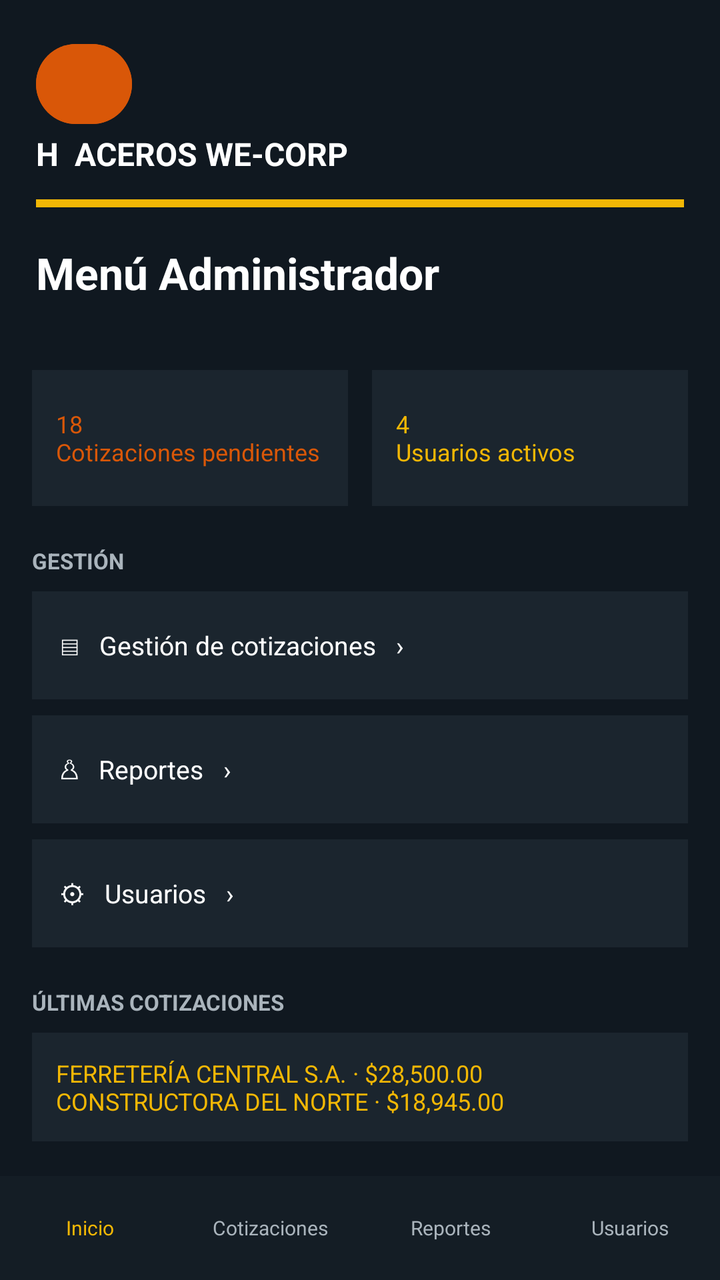
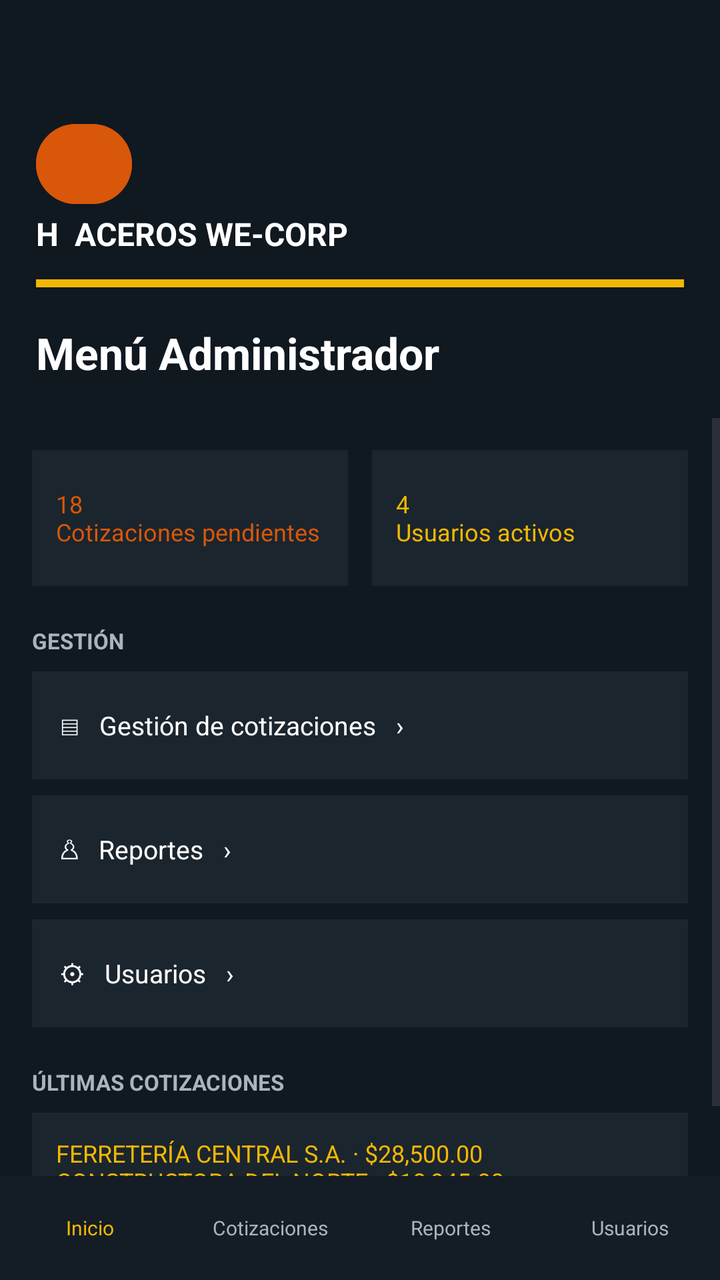

The first picture is an Android layout as it rendered before a commit; the second is the same layout after the commit. The layout source and the unified diff follow.
<!-- AndroidManifest.xml: application theme Theme.Aceroswecorp -->
<!-- res/layout/activity_menu_administrador.xml -->
<?xml version="1.0" encoding="utf-8"?>
<LinearLayout xmlns:android="http://schemas.android.com/apk/res/android"
    android:id="@+id/screen_root"
    android:layout_width="match_parent"
    android:layout_height="match_parent"
    android:background="#101820"
    android:orientation="vertical">

    <LinearLayout
        android:layout_width="match_parent"
        android:layout_height="wrap_content"
        android:orientation="vertical"
        android:padding="18dp">

        <Button
            android:id="@+id/screen_back"
            android:layout_width="48dp"
            android:layout_height="48dp"
            android:backgroundTint="#D95708"
            android:contentDescription="@string/back"
            android:text="@string/back_arrow"
            android:textColor="#FFFFFF"
            android:textSize="24sp" />

        <TextView android:layout_width="match_parent" android:layout_height="wrap_content" android:text="H  ACEROS WE-CORP" android:textColor="#FFFFFF" android:textSize="16sp" android:textStyle="bold" />
        <TextView android:layout_width="match_parent" android:layout_height="4dp" android:layout_marginTop="12dp" android:background="#F2B705" />
        <TextView android:layout_width="match_parent" android:layout_height="wrap_content" android:layout_marginTop="18dp" android:text="Menú Administrador" android:textColor="#FFFFFF" android:textSize="22sp" android:textStyle="bold" />
    </LinearLayout>

    <ScrollView
        android:layout_width="match_parent"
        android:layout_height="0dp"
        android:layout_weight="1">

        <LinearLayout
            android:layout_width="match_parent"
            android:layout_height="wrap_content"
            android:orientation="vertical"
            android:padding="16dp">

            <LinearLayout android:layout_width="match_parent" android:layout_height="wrap_content" android:orientation="horizontal">
                <TextView android:layout_width="0dp" android:layout_height="68dp" android:layout_marginEnd="6dp" android:layout_weight="1" android:background="#1B252E" android:gravity="center_vertical" android:padding="12dp" android:text="18&#10;Cotizaciones pendientes" android:textColor="#D95708" android:textSize="12sp" />
                <TextView android:layout_width="0dp" android:layout_height="68dp" android:layout_marginStart="6dp" android:layout_weight="1" android:background="#1B252E" android:gravity="center_vertical" android:padding="12dp" android:text="4&#10;Usuarios activos" android:textColor="#F2B705" android:textSize="12sp" />
            </LinearLayout>

            <TextView android:layout_width="match_parent" android:layout_height="wrap_content" android:layout_marginTop="20dp" android:text="GESTIÓN" android:textColor="#AAB4BC" android:textSize="11sp" android:textStyle="bold" />
            <TextView android:id="@+id/admin_quotes" android:layout_width="match_parent" android:layout_height="54dp" android:layout_marginTop="8dp" android:background="#1B252E" android:clickable="true" android:focusable="true" android:gravity="center_vertical" android:padding="14dp" android:text="▤   Gestión de cotizaciones   ›" android:textColor="#FFFFFF" android:textSize="13sp" />
            <TextView android:id="@+id/admin_reports" android:layout_width="match_parent" android:layout_height="54dp" android:layout_marginTop="8dp" android:background="#1B252E" android:clickable="true" android:focusable="true" android:gravity="center_vertical" android:padding="14dp" android:text="♙   Reportes   ›" android:textColor="#FFFFFF" android:textSize="13sp" />
            <TextView android:id="@+id/admin_users" android:layout_width="match_parent" android:layout_height="54dp" android:layout_marginTop="8dp" android:background="#1B252E" android:clickable="true" android:focusable="true" android:gravity="center_vertical" android:padding="14dp" android:text="⚙   Usuarios   ›" android:textColor="#FFFFFF" android:textSize="13sp" />

            <TextView android:layout_width="match_parent" android:layout_height="wrap_content" android:layout_marginTop="20dp" android:text="ÚLTIMAS COTIZACIONES" android:textColor="#AAB4BC" android:textSize="11sp" android:textStyle="bold" />
            <TextView android:layout_width="match_parent" android:layout_height="wrap_content" android:layout_marginTop="8dp" android:background="#1B252E" android:padding="12dp" android:text="FERRETERÍA CENTRAL S.A. · $28,500.00&#10;CONSTRUCTORA DEL NORTE · $18,945.00" android:textColor="#F2B705" android:textSize="12sp" />
        </LinearLayout>
    </ScrollView>

    <LinearLayout android:layout_width="match_parent" android:layout_height="52dp" android:background="#141D25" android:gravity="center" android:orientation="horizontal">
        <TextView android:id="@+id/nav_inicio" android:layout_width="0dp" android:layout_height="match_parent" android:layout_weight="1" android:gravity="center" android:text="Inicio" android:textColor="#F2B705" android:textSize="10sp" />
        <TextView android:id="@+id/nav_cotizaciones" android:layout_width="0dp" android:layout_height="match_parent" android:layout_weight="1" android:gravity="center" android:text="Cotizaciones" android:textColor="#AAB4BC" android:textSize="10sp" />
        <TextView android:id="@+id/nav_reportes" android:layout_width="0dp" android:layout_height="match_parent" android:layout_weight="1" android:gravity="center" android:text="Reportes" android:textColor="#AAB4BC" android:textSize="10sp" />
        <TextView android:id="@+id/nav_usuarios" android:layout_width="0dp" android:layout_height="match_parent" android:layout_weight="1" android:gravity="center" android:text="Usuarios" android:textColor="#AAB4BC" android:textSize="10sp" />
    </LinearLayout>
</LinearLayout>
<!-- resources referenced by this layout -->
<resources>
  <string name="back">Volver</string>
  <string name="back_arrow">‹</string>
  <style name="Theme.Aceroswecorp" parent="Base.Theme.Aceroswecorp" />
  <style name="Base.Theme.Aceroswecorp" parent="Theme.Material3.DayNight.NoActionBar">
          
          
      </style>
</resources>

<!-- the commit's change to res/layout/activity_menu_administrador.xml (unified diff, before → after) -->
@@ -18,6 +18,7 @@
             android:layout_height="48dp"
             android:backgroundTint="#D95708"
             android:contentDescription="@string/back"
+            android:layout_marginTop="40dp"
             android:text="@string/back_arrow"
             android:textColor="#FFFFFF"
             android:textSize="24sp" />
